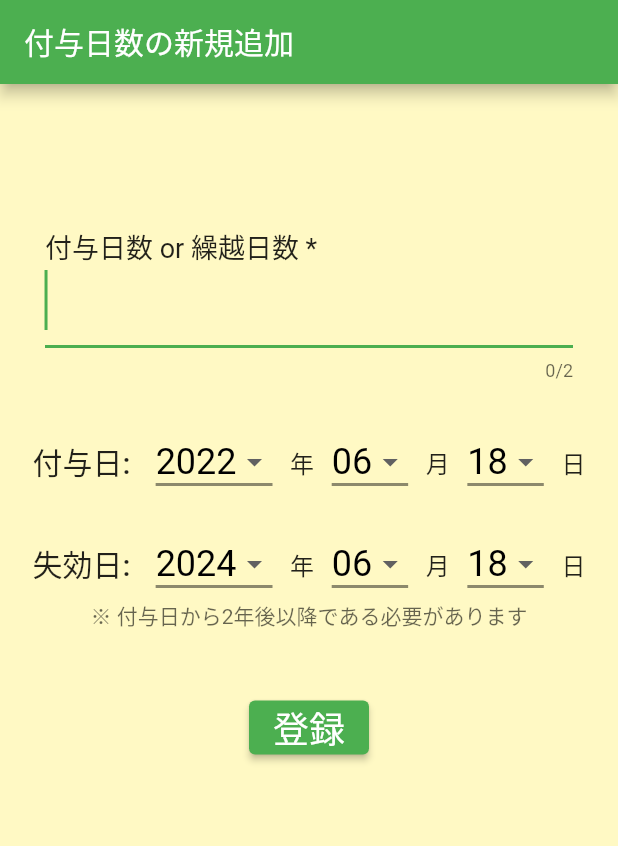
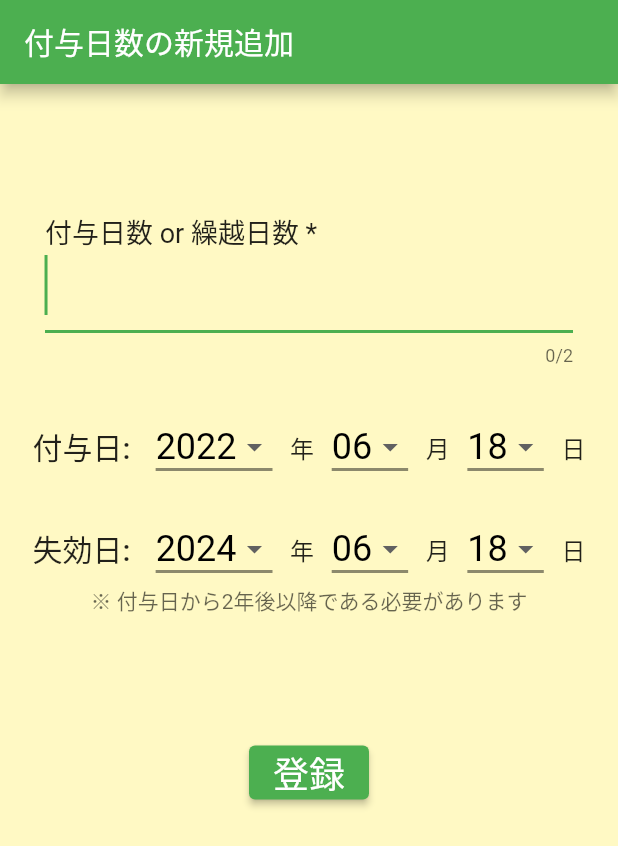
Before and after one commit to Samurais-Holiday/PaidVacationManager, a Flutter app: the screen it shows after launch, on a phone screen of 412 x 824 dp. Shown: the top 846 px of the screen. Run offline on Flutter 3.47's test engine with Material 2 defaults, Android fonts, the phone set to English and light mode, and no system bars; drawn by our look-alikes of google_mobile_ads; our stand-ins replace firebase_core, flutter_secure_storage, google_sign_in, googleapis_auth, tuple; missing offline and left inert: analyzer_plugin, extension_google_sign_in_as_googleapis_auth, googleapis; accounts and stored records are empty; network calls fail.

```diff
--- a/lib/page/acquisition_page.dart
+++ b/lib/page/acquisition_page.dart
@@ -130,7 +130,7 @@ class _AcquisitionPageState extends State<AcquisitionPage> {
             ),
             const AdBannerWidget(),
             Container(
-              margin: const EdgeInsets.all(15),
+              margin: const EdgeInsets.all(10),
               child: _navigatePageButton(),
             ),
           ],
--- a/lib/page/add_page.dart
+++ b/lib/page/add_page.dart
@@ -42,7 +42,7 @@ class _AddPageState extends State<AddPage> {
           children: [
             const AdBannerWidget(),
             Container(
-              margin: const EdgeInsets.only(left: 30, top: 30, right: 30, bottom: 20),
+              margin: const EdgeInsets.only(left: 30, top: 20, right: 30, bottom: 20),
               child: _inputGivenDaysForm(),
             ),
             Container(
@@ -53,8 +53,9 @@ class _AddPageState extends State<AddPage> {
               margin: const EdgeInsets.all(10),
               child: _inputLapseDateForm(),
             ),
+            const AdBannerWidget(),
             Container(
-              margin: const EdgeInsets.all(30),
+              margin: const EdgeInsets.all(10),
               child: _registrationButton(),
             )
           ],
```
Also changed, not shown: lib/data/paid_vacation_manager.dart (+34 -21 lines), lib/page/display_page.dart (+13 -13 lines).
